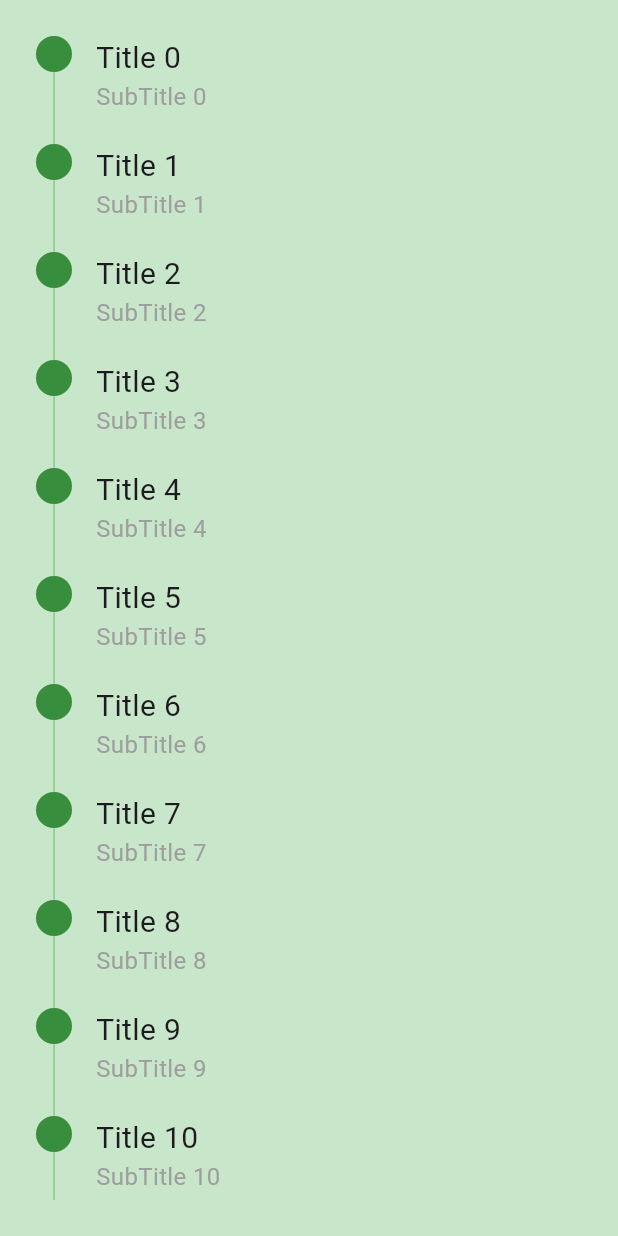
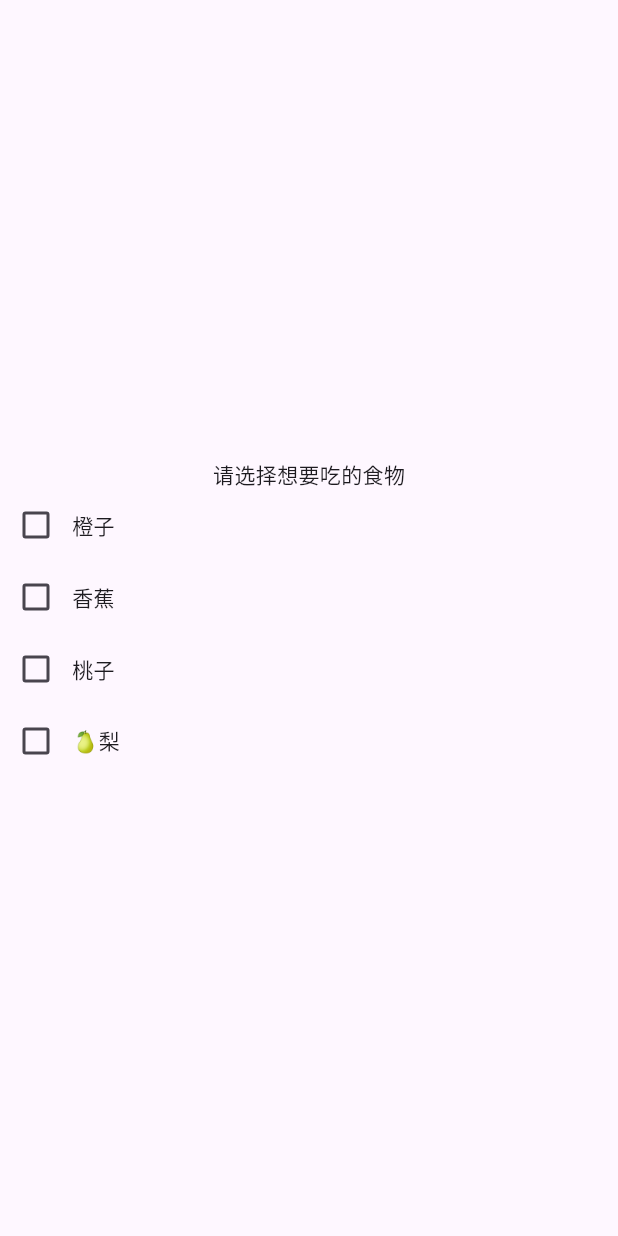
Before and after one commit to jjeejj/flutter_demo, a Flutter app: the screen it shows after launch, on a phone screen of 412 x 824 dp. Run offline on Flutter 3.47's test engine with Material 3 defaults, Android fonts, the phone set to English and light mode, and no system bars; our stand-ins replace flutter_bloc, flutter_riverpod, go_router, logger, riverpod_annotation, sentry_flutter and 1 more; generated files the repository leaves out were written again; Roboto replaces fonts that are missing (MaShanZheng).

Commit message:
feat: checkbox page

```diff
--- a/lib/main.dart
+++ b/lib/main.dart
@@ -1,5 +1,5 @@
 import 'package:flutter/material.dart';
-import 'package:flutter_wechat_demo/pages/timeline/timeline.dart';
+import 'package:flutter_wechat_demo/pages/select_checkbox/checkbox.dart';
 import 'package:flutter_wechat_demo/utils/logger.dart';
 import 'package:sentry_flutter/sentry_flutter.dart';
 
@@ -38,10 +38,10 @@ class MyApp extends StatelessWidget {
         // home: const CubitPage(
         //   title: 'Sealed Class Tutorial',
         // ),
-      home: const TimelinePage(
-        count: 20,
-      ),
-    );
+        // home: const TimelinePage(
+        //   count: 20,
+        // ),
+        home: const CheckBoxPage());
   }
 }
 
--- /dev/null
+++ b/lib/pages/select_checkbox/checkbox.dart
@@ -0,0 +1,74 @@
+import 'package:flutter/material.dart';
+
+class CheckBoxPage extends StatefulWidget {
+  const CheckBoxPage({super.key});
+
+  @override
+  State<StatefulWidget> createState() => _CheckBoxPage();
+}
+
+class _CheckBoxPage extends State<CheckBoxPage> {
+  Widget buildBody() {
+    return Column(
+      mainAxisAlignment: MainAxisAlignment.center,
+      children: <Widget>[
+        buildSelectTitle(),
+        buildSelect(
+          isSelect: false,
+          text: '橙子',
+        ),
+        buildSelect(
+          isSelect: false,
+          text: '香蕉',
+        ),
+        buildSelect(
+          isSelect: false,
+          text: '桃子',
+        ),
+        buildSelect(
+          isSelect: false,
+          text: '🍐梨',
+        ),
+      ],
+    );
+  }
+
+  Widget buildSelectTitle() {
+    return const Text("请选择想要吃的食物");
+  }
+
+  @override
+  Widget build(BuildContext context) {
+    return Scaffold(
+      body: buildBody(),
+    );
+  }
+}
+
+class buildSelect extends StatefulWidget {
+  bool isSelect;
+  String text;
+
+  buildSelect({super.key, required this.text, required this.isSelect});
+
+  @override
+  State<StatefulWidget> createState() => _buildSelect();
+}
+
+class _buildSelect extends State<buildSelect> {
+  @override
+  Widget build(BuildContext context) {
+    return Row(
+      children: [
+        Checkbox(
+            value: widget.isSelect,
+            onChanged: (value) {
+              setState(() {
+                widget.isSelect = value!;
+              });
+            }),
+        Text(widget.text)
+      ],
+    );
+  }
+}
--- /dev/null
+++ b/lib/routs/index.dart
@@ -0,0 +1,17 @@
+import 'package:go_router/go_router.dart';
+
+import '../pages/hero_animation/hero.dart';
+import '../pages/timeline/timeline.dart';
+
+final _router = GoRouter(initialLocation: '/', routes: [
+  GoRoute(
+      name: 'home',
+      path: '/',
+      builder: (context, state) => const TimelinePage(
+            count: 11,
+          )),
+  GoRoute(
+      name: 'page2',
+      path: '/page2',
+      builder: (context, state) => HeroAnimtion())
+]);
--- a/pubspec.yaml
+++ b/pubspec.yaml
@@ -38,6 +38,7 @@ dependencies:
   flutter_gen: ^5.5.0+1
   flutter_riverpod: ^2.5.1
   flutter_svg: ^2.0.10+1
+  go_router: ^14.1.4
   hive: ^2.2.3
   logger: ^2.2.0
   path_provider: ^2.1.3
```
Lines whose indentation alone changed are shown as unchanged.
